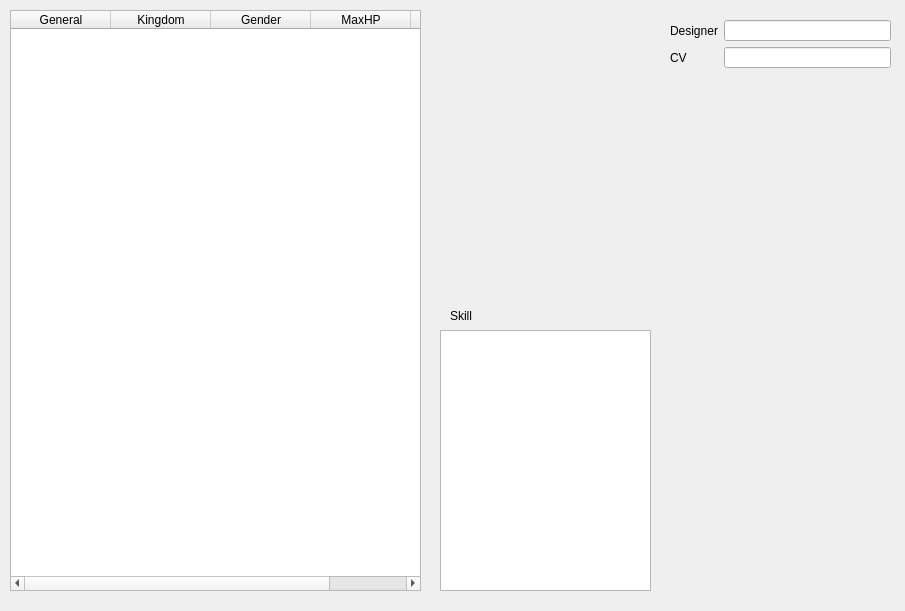
First picture: the form in src/dialog/generaloverview.ui, repository ubun/QSanguosha, before the edit.
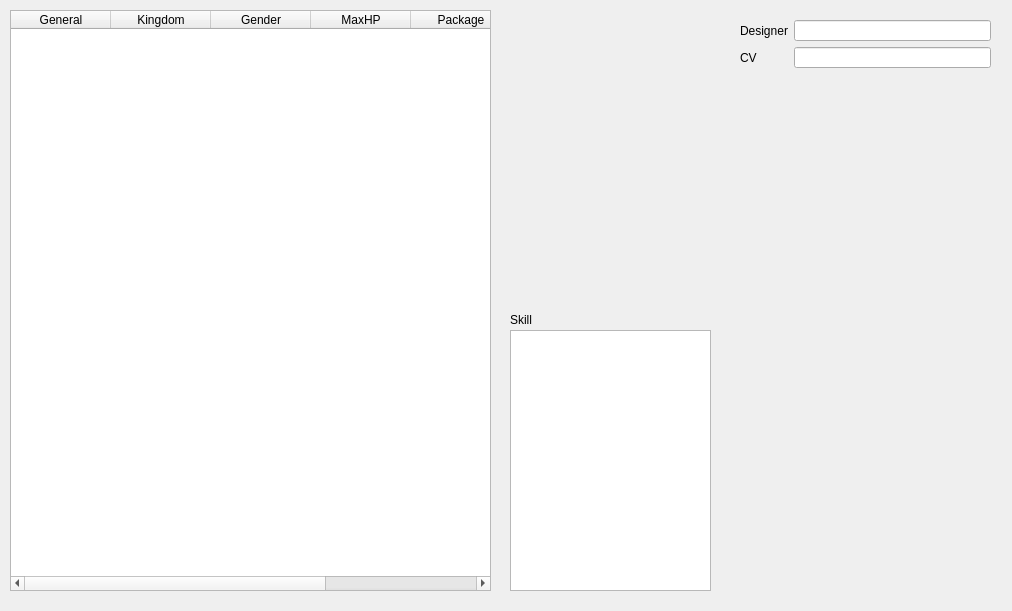
Second picture: the form after the edit. Icons and pictures are not drawn.

Diff of the .ui file:
```diff
--- a/src/dialog/generaloverview.ui
+++ b/src/dialog/generaloverview.ui
@@ -9,7 +9,7 @@
    <rect>
     <x>0</x>
     <y>0</y>
-    <width>905</width>
+    <width>1012</width>
     <height>611</height>
    </rect>
   </property>
@@ -21,7 +21,7 @@
     <rect>
      <x>10</x>
      <y>10</y>
-     <width>411</width>
+     <width>481</width>
      <height>581</height>
     </rect>
    </property>
@@ -62,14 +62,19 @@
      <string>Package</string>
     </property>
    </column>
+   <column>
+    <property name="text">
+     <string>Number</string>
+    </property>
+   </column>
   </widget>
   <widget class="QLabel" name="skillLabel">
    <property name="geometry">
     <rect>
-     <x>450</x>
+     <x>510</x>
      <y>310</y>
-     <width>30</width>
-     <height>12</height>
+     <width>41</width>
+     <height>20</height>
     </rect>
    </property>
    <property name="text">
@@ -79,9 +84,9 @@
   <widget class="QTextEdit" name="skillTextEdit">
    <property name="geometry">
     <rect>
-     <x>440</x>
+     <x>510</x>
      <y>330</y>
-     <width>211</width>
+     <width>201</width>
      <height>261</height>
     </rect>
    </property>
@@ -92,12 +97,18 @@
   <widget class="QLabel" name="generalPhoto">
    <property name="geometry">
     <rect>
-     <x>450</x>
+     <x>510</x>
      <y>10</y>
-     <width>200</width>
+     <width>211</width>
      <height>290</height>
     </rect>
    </property>
+   <property name="minimumSize">
+    <size>
+     <width>211</width>
+     <height>0</height>
+    </size>
+   </property>
    <property name="text">
     <string/>
    </property>
@@ -108,9 +119,9 @@
   <widget class="QScrollArea" name="scrollArea">
    <property name="geometry">
     <rect>
-     <x>670</x>
+     <x>740</x>
      <y>80</y>
-     <width>221</width>
+     <width>251</width>
      <height>511</height>
     </rect>
    </property>
@@ -125,7 +136,7 @@
      <rect>
       <x>0</x>
       <y>0</y>
-      <width>221</width>
+      <width>251</width>
       <height>511</height>
      </rect>
     </property>
@@ -134,9 +145,9 @@
   <widget class="QWidget" name="layoutWidget">
    <property name="geometry">
     <rect>
-     <x>670</x>
+     <x>740</x>
      <y>20</y>
-     <width>221</width>
+     <width>251</width>
      <height>48</height>
     </rect>
    </property>
```
